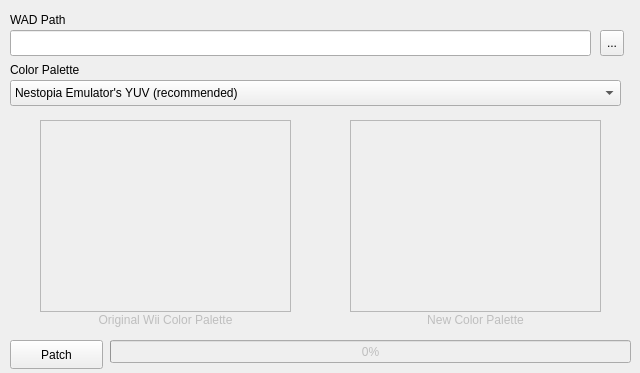
The window that mainwindow.ui (dylanp14132/wii-nes-palette-tool) describes before a commit, drawn with Qt 5.
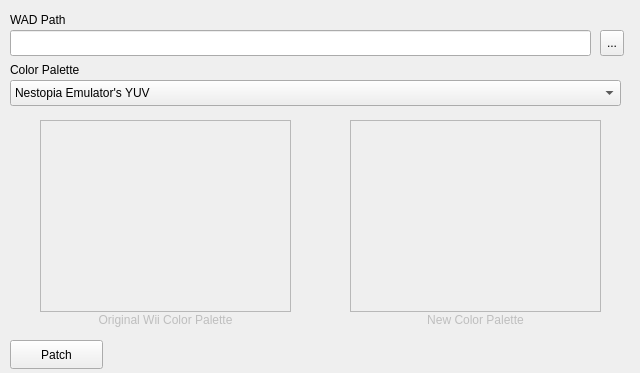
The same window after the commit.

Commit message: Add more color palettes

Diff of the .ui file:
```diff
--- a/mainwindow.ui
+++ b/mainwindow.ui
@@ -76,7 +76,7 @@
     </property>
     <item>
      <property name="text">
-      <string>Nestopia Emulator's YUV (recommended)</string>
+      <string>Nestopia Emulator's YUV</string>
      </property>
     </item>
     <item>
@@ -186,25 +186,6 @@
      <string>Patch</string>
     </property>
    </widget>
-   <widget class="QProgressBar" name="progressBar">
-    <property name="enabled">
-     <bool>false</bool>
-    </property>
-    <property name="geometry">
-     <rect>
-      <x>110</x>
-      <y>340</y>
-      <width>521</width>
-      <height>23</height>
-     </rect>
-    </property>
-    <property name="value">
-     <number>0</number>
-    </property>
-    <property name="textVisible">
-     <bool>true</bool>
-    </property>
-   </widget>
   </widget>
  </widget>
  <resources/>
```
Left out of the diff: 60 changed lines with no effect on the pictures. The commit also changes 2 other files.
